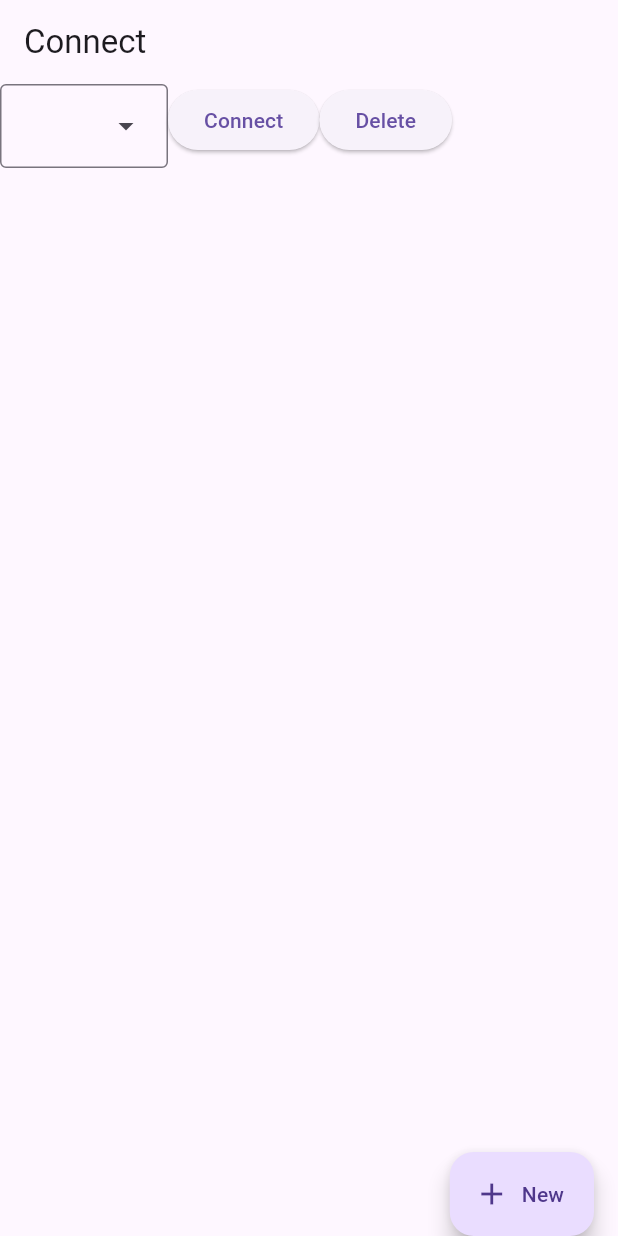
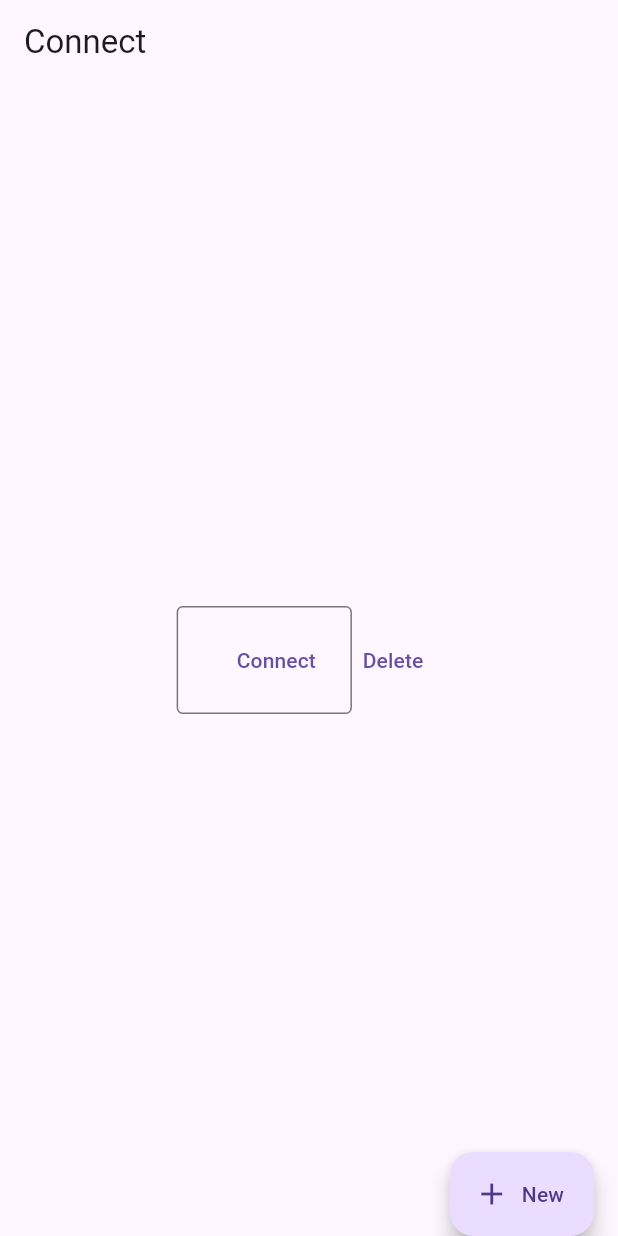
Before and after one commit to dashaw92/capstone, a Flutter app: the screen it shows after launch, after a tap on "Connect", on a phone screen of 412 x 824 dp. Run offline on Flutter 3.47's test engine with Material 3 defaults, Android fonts, the phone set to English and light mode, and no system bars; our stand-ins replace shared_preferences; missing offline and left inert: grpc, protobuf.

Commit message:
Improve connect screen

```diff
--- a/frontend/lib/ui/connect.dart
+++ b/frontend/lib/ui/connect.dart
@@ -8,6 +8,39 @@ class ConnectScreen extends StatefulWidget {
 
   @override
   ConnectScreenState createState() => ConnectScreenState();
+}
+
+class DropdownConnectionButton extends StatelessWidget {
+  final String? server;
+  const DropdownConnectionButton({required this.server, super.key});
+
+  @override
+  Widget build(BuildContext context) {
+    return TextButton(
+      child: const Text("Connect"),
+      onPressed: () async {
+        if (server != null) {
+          final connected = await Connection.tryConnect(
+            StoredConnection.fromId(server!),
+          );
+          if (!context.mounted) return;
+          if (connected) {
+            Navigator.pushNamed(context, Routes.established);
+            return;
+          }
+
+          ScaffoldMessenger.of(context).showSnackBar(
+            SnackBar(
+              content: Center(
+                child: Text("Failed to connect to server!"),
+              ),
+            ),
+          );
+        }
+      },
+    );
+  }
+
 }
 
 class ConnectScreenState extends State<ConnectScreen> {
@@ -29,7 +62,12 @@ class ConnectScreenState extends State<ConnectScreen> {
 
     return Scaffold(
       appBar: AppBar(title: const Text("Connect")),
-      body: Wrap(
+      body: Center(
+        child: Column(
+          mainAxisAlignment: MainAxisAlignment.center,
+          children: [
+            Row(
+              mainAxisSize: MainAxisSize.min,
               children: [
                 DropdownMenu<String>(
                   initialSelection: _selectedServer,
@@ -38,6 +76,7 @@ class ConnectScreenState extends State<ConnectScreen> {
                       DropdownMenuEntry<String>(
                         value: connections[i].id,
                         label: connections[i].id,
+                        trailingIcon: DropdownConnectionButton(server: connections[i].id),
                       ),
                   ],
                   onSelected: (String? id) {
@@ -46,43 +85,28 @@ class ConnectScreenState extends State<ConnectScreen> {
                       Prefs.setLastServer(StoredConnection.fromId(id));
                     }
                   },
+                  showTrailingIcon: true,
+                  trailingIcon: DropdownConnectionButton(server: _selectedServer),
                 ),
-          ElevatedButton(
-            child: const Text("Connect"),
-            onPressed: () async {
-              if (_selectedServer != null) {
-                final connected = await Connection.tryConnect(
-                  StoredConnection.fromId(_selectedServer!),
-                );
-                if (!context.mounted) return;
-                if (connected) {
-                  Navigator.pushNamed(context, Routes.established);
-                  return;
-                }
-
-                ScaffoldMessenger.of(context).showSnackBar(
-                  SnackBar(
-                    content: Center(
-                      child: Text("Failed to connect to server!"),
-                    ),
-                  ),
-                );
-              }
-            },
-          ),
-          ElevatedButton(
+                TextButton(
                   onPressed: () {
-              if (_selectedServer == null) return;
+                    setState(() {
                       if (Prefs.lastConnection?.id == _selectedServer) {
                         Prefs.setLastServer(null);
                       }
+                      if (_selectedServer != null) {
                         Prefs.removeServer(StoredConnection.fromId(_selectedServer!));
+                      }
                       _selectedServer = connections.firstOrNull?.id;
-              setState(() {});
+                    });
                   },
                   child: const Text("Delete"),
                 ),
               ],
+
+            ),
+          ],
+        ),
       ),
       floatingActionButton: FloatingActionButton.extended(
         icon: const Icon(Icons.add),
```
Lines whose indentation alone changed are shown as unchanged.
